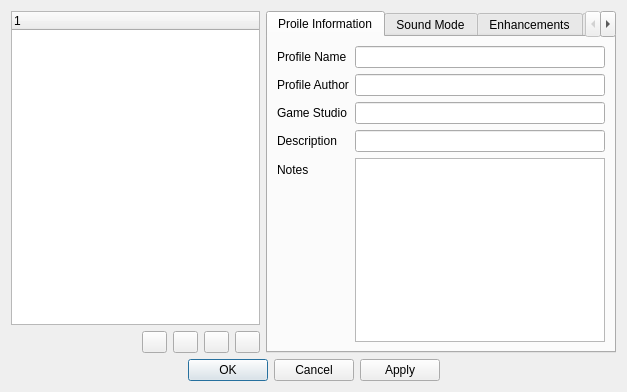
Qt form src/agbplay-gui/ProfileSettingsWindow.ui (ipatix/agbplay) before a commit.
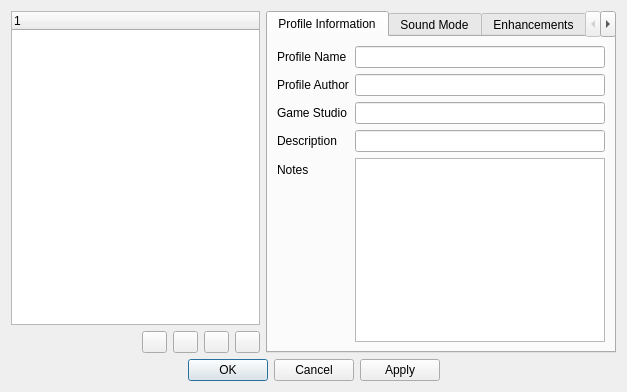
The same form after that commit. Icons and pictures are not drawn.

Commit message: Fix spelling errors (#99)

```diff
--- a/src/agbplay-gui/ProfileSettingsWindow.ui
+++ b/src/agbplay-gui/ProfileSettingsWindow.ui
@@ -139,7 +139,7 @@
        </property>
        <widget class="QWidget" name="tab_4">
         <attribute name="title">
-         <string>Proile Information</string>
+         <string>Profile Information</string>
         </attribute>
         <layout class="QFormLayout" name="formLayout_3">
          <item row="1" column="0">
```
The commit also changes 1 other file.
